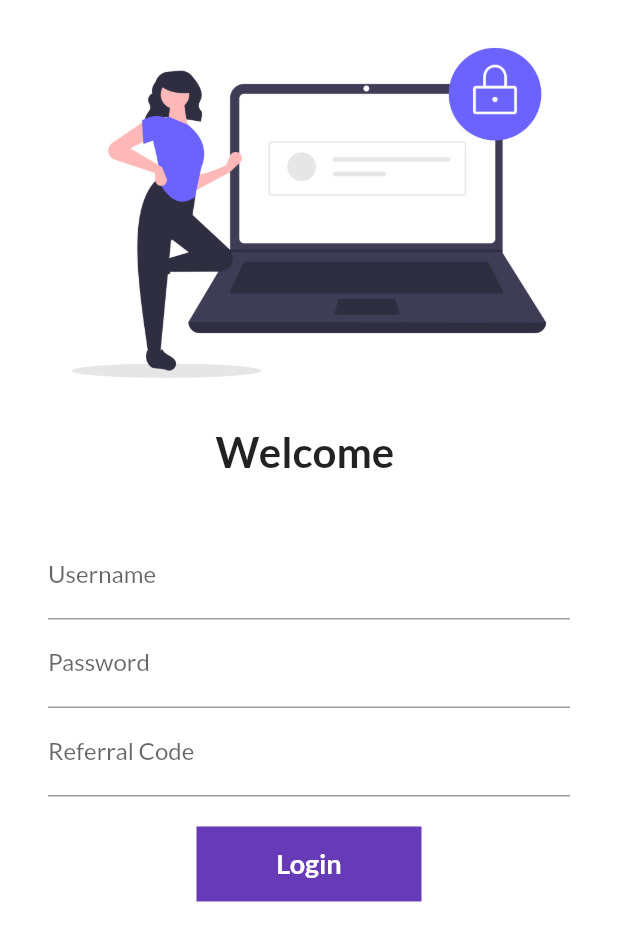
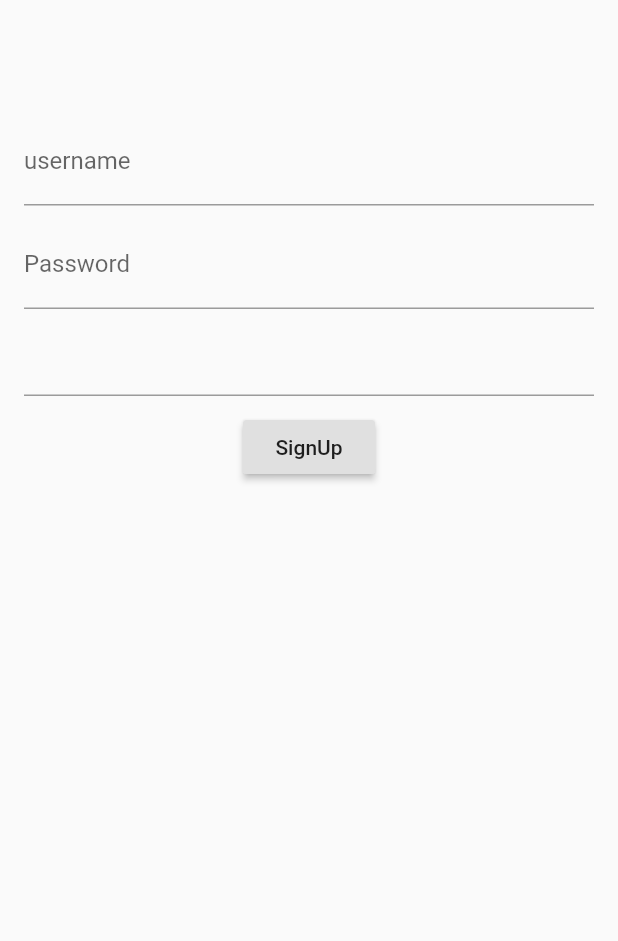
Before and after one commit to Asim-2000/Fluttering, a Flutter app: the screen it shows after launch, on a phone screen of 412 x 824 dp. Shown: the top 941 px of the screen. Run offline on Flutter 3.47's test engine with Material 2 defaults, Android fonts, the phone set to English and light mode, and no system bars; our stand-ins replace firebase_core, firebase_dynamic_links, get_it, google_fonts; accounts and stored records are empty.

Commit message:
📦 NEW: dynamic linking working => Referral Code not working

```diff
--- a/lib/main.dart
+++ b/lib/main.dart
@@ -1,13 +1,19 @@
+import 'package:FirstProject/get_it/get_it.dart';
 import 'package:FirstProject/pages/home_page.dart';
 import 'package:FirstProject/pages/login_page.dart';
+import 'package:FirstProject/utils/route_generator.dart';
 import 'package:FirstProject/utils/routes.dart';
 import 'package:flutter/material.dart';
 import 'package:google_fonts/google_fonts.dart';
 // import 'package:firebase_dynamic_links/firebase_dynamic_links.dart';
 import 'package:firebase_core/firebase_core.dart';
+import 'package:provider/provider.dart';
+import 'package:FirstProject/utils/home_view_model.dart';
+
 Future<void> main() async {
   WidgetsFlutterBinding.ensureInitialized();
   await Firebase.initializeApp();
+  setUpGetIt();
   runApp(MyApp());
 }
 
@@ -25,21 +31,29 @@ class MyApp extends StatelessWidget {
     const const_pi = 3.14; // Can't change
     final list = [1, 2, 3, 4]; //See difference between const and final
 
-    return MaterialApp(
-      // home: HomePage(),
-      themeMode: ThemeMode.light,
-      theme: ThemeData(primarySwatch: Colors.deepPurple,
-      fontFamily: GoogleFonts.lato().fontFamily
-        ),
-      darkTheme: ThemeData(
-        brightness: Brightness.dark,
+    return MultiProvider(
+      providers: [ChangeNotifierProvider.value(value: HomeViewModel())],
+      child: MaterialApp(
+        initialRoute: MyRoutes.loginRoute,
+        onGenerateRoute: GeneratedRoute.onGenerate,
       ),
-      initialRoute: "/",
-      routes: {
-        "/": (context) => Loginpage(),
-        MyRoutes.homeRoute: (context) => HomePage(),
-        MyRoutes.loginRoute: (context) => Loginpage()
-      },
+      // child: MaterialApp(
+      //   // home: HomePage(),
+      //   themeMode: ThemeMode.light,
+      //   theme: ThemeData(
+      //       primarySwatch: Colors.deepPurple,
+      //       fontFamily: GoogleFonts.lato().fontFamily),
+      //   darkTheme: ThemeData(
+      //     brightness: Brightness.dark,
+      //   ),
+      //   initialRoute: MyRoutes.loginRoute,
+      //   onGenerateRoute: GeneratedRoute.onGenerate,
+      //   routes: {
+      //     "/": (context) => LoginPage(),
+      //     MyRoutes.homeRoute: (context) => HomePage(),
+      //     MyRoutes.loginRoute: (context) => LoginPage()
+      //   },
+      // ),
     );
   }
 }
--- a/lib/pages/login_page.dart
+++ b/lib/pages/login_page.dart
@@ -1,119 +1,47 @@
 import 'package:FirstProject/utils/routes.dart';
-import "package:flutter/material.dart";
+import 'package:flutter/material.dart';
 
-class Loginpage extends StatefulWidget {
-  @override
-  _LoginpageState createState() => _LoginpageState();
-}
+class LoginPage extends StatelessWidget {
+  static const String routeName = '/signUp';
+  final String referrarCode;
+  LoginPage({Key key, this.referrarCode}) : super(key: key);
 
-class _LoginpageState extends State<Loginpage> {
-  String name = "";
-  bool changeButton = false;
-  final _formKey = GlobalKey<FormState>();
-
-  moveToHome(BuildContext context) async {
-    if (_formKey.currentState.validate()) {
-      setState(() {
-        changeButton = true;
-      });
-      await Future.delayed(Duration(seconds: 1));
-      await Navigator.pushNamed(context, MyRoutes.homeRoute);
-      setState(() {
-        changeButton = false;
-      });
-    }
-  }
+  final TextEditingController referralCodeController = TextEditingController();
 
   @override
   Widget build(BuildContext context) {
-    return Material(
-        color: Colors.white,
-        child: SingleChildScrollView(
-          child: Form(
-            key: _formKey,
+    referralCodeController.text = referrarCode ?? '';
+    return Scaffold(
+      body: SingleChildScrollView(
+        child: Container(
+          height: 400,
+          padding: const EdgeInsets.all(16),
           child: Column(
+            mainAxisAlignment: MainAxisAlignment.center,
             children: [
-                Image.asset(
-                  "assets/images/login.png",
-                  fit: BoxFit.cover,
+              TextField(
+                decoration: InputDecoration(labelText: "username"),
               ),
-                Text(
-                  "Welcome $name",
-                  style: TextStyle(fontSize: 28, fontWeight: FontWeight.bold),
+              SizedBox(height: 10),
+              TextField(
+                decoration: InputDecoration(labelText: "Password"),
               ),
-                SizedBox(height: 20.0),
-                Padding(
-                  padding: const EdgeInsets.symmetric(
-                      vertical: 16.0, horizontal: 32.0),
-                  child: Column(
-                    children: [
-                      TextFormField(
-                        decoration: InputDecoration(
-                            hintText: "Enter UserName", labelText: "Username"),
-                        onChanged: (value) {
-                          name = value;
-                          setState(() {});
+              SizedBox(height: 10),
+              TextField(
+                // decoration: InputDecoration(labelText: "referralCode"),
+                controller: referralCodeController,
+              ),
+              SizedBox(height: 10),
+              RaisedButton(
+                child: Text('SignUp'),
+                onPressed: () {
+                  Navigator.pushNamed(context, MyRoutes.homeRoute);
                 },
-                        validator: (value) {
-                          if (value.isEmpty) {
-                            return "Username is required";
-                          }
-                          return null;
-                        },
-                      ),
-                      TextFormField(
-                        obscureText: true,
-                        decoration: InputDecoration(
-                            hintText: "Enter Password", labelText: "Password"),
-                        validator: (value) {
-                          if (value.isEmpty) {
-                            return "Password is required";
-                          } else if (value.length < 6) {
-                            return "Length should be at least 6";
-                          }
-                          return null;
-                        },
-                      ),
-                      TextFormField(
-                        decoration: InputDecoration(
-                            hintText: "Enter Referral Code",
-                            labelText: "Referral Code"),
-                      ),
-                      SizedBox(height: 20.0),
-                      Material(
-                          color: Colors.deepPurple,
-                          borderRadius:
-                              BorderRadius.circular(changeButton ? 8.0 : 0.0),
-                          child: InkWell(
-                            splashColor: Colors.red,
-                            onTap: () => moveToHome(context),
-                            child: AnimatedContainer(
-                              duration: Duration(seconds: 1),
-                              width: changeButton ? 50 : 150,
-                              height: 50,
-                              alignment: Alignment.center,
-                              child: changeButton
-                                  ? Icon(Icons.done, color: Colors.white)
-                                  : Text(
-                                      "Login",
-                                      style: TextStyle(
-                                          color: Colors.white,
-                                          fontWeight: FontWeight.bold,
-                                          fontSize: 18),
-                                    ),
-                              decoration: BoxDecoration(
-                                shape: changeButton
-                                    ? BoxShape.circle
-                                    : BoxShape.rectangle,
-                              ),
-                            ),
-                          ))
-                    ],
-                  ),
               )
             ],
           ),
         ),
-        ));
+      ),
+    );
   }
 }
--- /dev/null
+++ b/lib/utils/home_view_model.dart
@@ -0,0 +1,13 @@
+import 'package:flutter/cupertino.dart';
+// import 'package:flutter_tutorials/services/dynamic_link_api.dart';
+import 'package:FirstProject/services/dynamic-link-service.dart';
+import 'package:get_it/get_it.dart';
+
+class HomeViewModel extends ChangeNotifier {
+  final deeplinkApi = GetIt.I.get<DynamicLinksApi>();
+
+  HomeViewModel() {
+    deeplinkApi.handleDynamicLink();
+    print("Hello World");
+  }
+}
--- /dev/null
+++ b/lib/utils/route_generator.dart
@@ -0,0 +1,45 @@
+import 'package:FirstProject/pages/home_page.dart';
+import 'package:FirstProject/utils/routes.dart';
+import 'package:flutter/material.dart';
+import 'package:FirstProject/pages/login_page.dart';
+
+class GeneratedRoute {
+  static final GlobalKey<NavigatorState> navigatorKey =
+      GlobalKey<NavigatorState>();
+
+  static Future<dynamic> navigateTo(String routeName, {Object args}) {
+    return navigatorKey.currentState.pushNamed(routeName, arguments: args);
+  }
+
+  static goBack() {
+    return navigatorKey.currentState.pop();
+  }
+
+  static Route<dynamic> onGenerate(RouteSettings settings) {
+    final arg = settings.arguments;
+    switch (settings.name) {
+      case MyRoutes.homeRoute:
+        return MaterialPageRoute(builder: (_) => HomePage());
+        break;
+      case MyRoutes.loginRoute:
+        if (arg is String) {
+          return MaterialPageRoute(
+              builder: (_) => LoginPage(referrarCode: arg));
+        }
+        return MaterialPageRoute(builder: (_) => LoginPage());
+
+      default:
+        return _onPageNotFound();
+    }
+  }
+
+  static Route<dynamic> _onPageNotFound() {
+    return MaterialPageRoute(
+      builder: (_) => Scaffold(
+        body: Center(
+          child: Text('Page Not Found'),
+        ),
+      ),
+    );
+  }
+}
--- a/lib/utils/routes.dart
+++ b/lib/utils/routes.dart
@@ -1,6 +1,6 @@
 class MyRoutes {
 // static = no need to intiialize it
 
-  static String loginRoute = "/login";
-  static String homeRoute = "/home";
+  static const String loginRoute = "/login";
+  static const String homeRoute = "/home";
 }
```
Also changed, not shown: lib/get_it/get_it.dart (+7 -0 lines), lib/pages/home_page.dart (+11 -6 lines), lib/routes/routes.dart (deleted, +0 -45 lines), lib/services/dynamic-link-service.dart (+52 -26 lines), lib/utils/create_referral_code.dart (added, +38 -0 lines), lib/widgets/drawer.dart (added, +8 -0 lines), pubspec.yaml (+4 -5 lines), pubspec.lock, 3 other files. Lines whose indentation alone changed are shown as unchanged.
